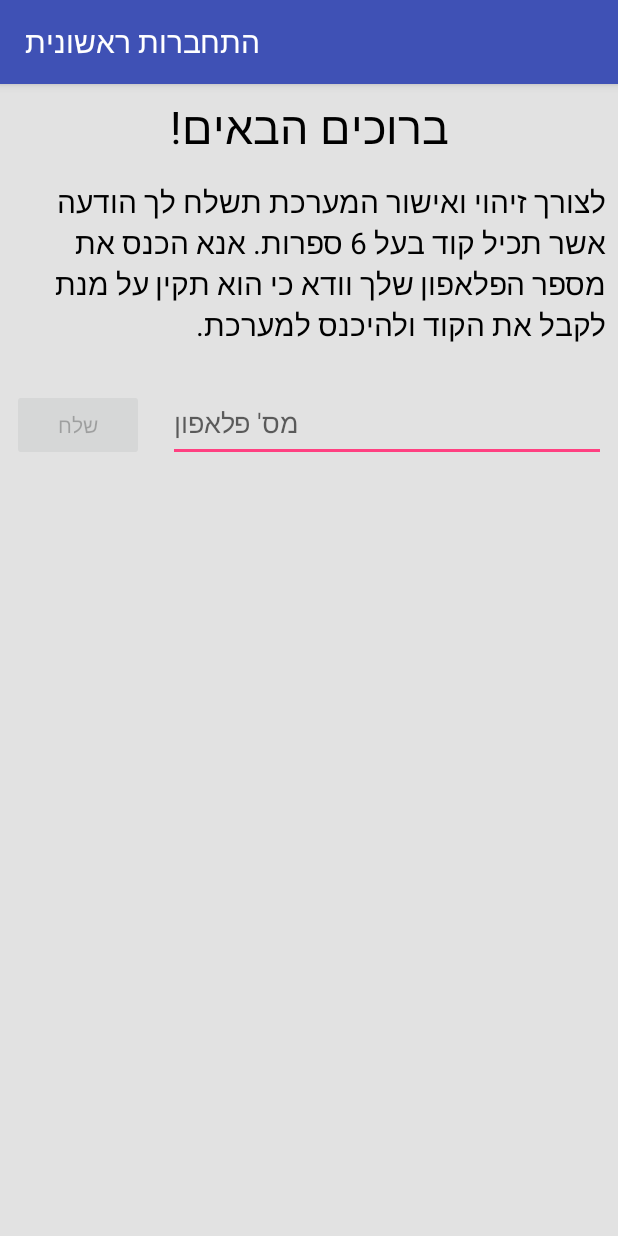
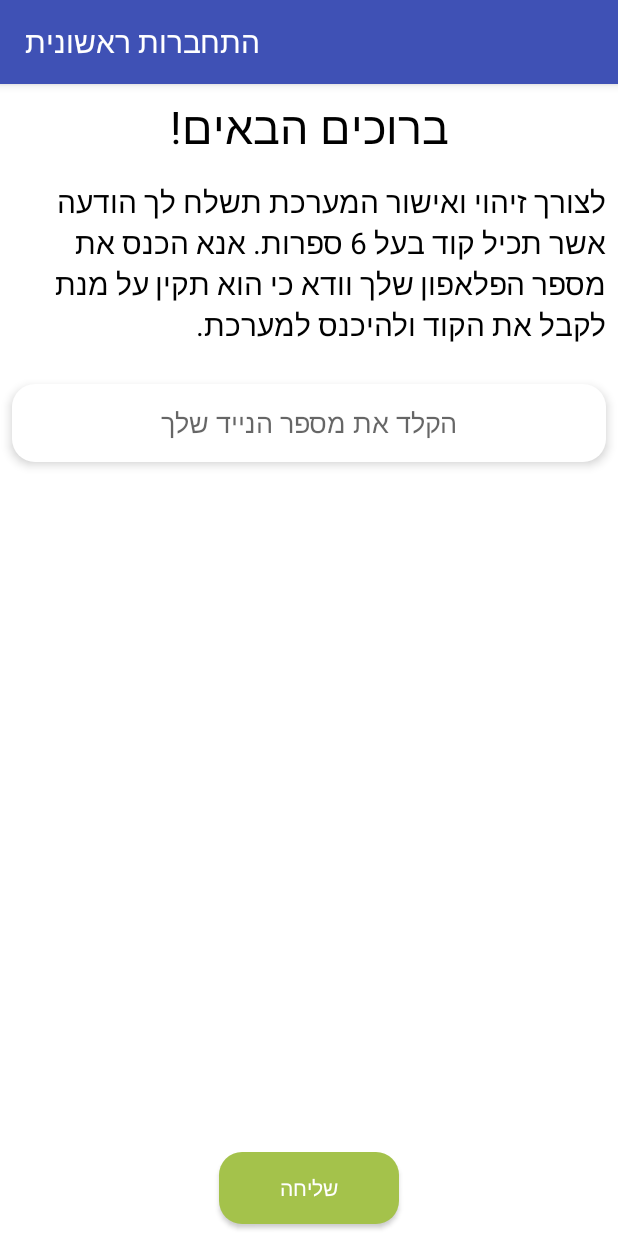
Before and after one commit to dordots/Yedidim, an Android app: the screen it shows after launch (LoginActivity), on a phone screen of 412 x 824 dp. Run offline under Robolectric (Android 15) with nearby library versions, the phone set to English and light mode, and no system bars; our stand-ins replace ButterKnife, Dagger/Hilt's generated code, Firebase (no records; nobody signed in at launch, a user with empty details on screens opened directly), RxJava, Timber; libraries missing offline, so code that uses them is left out: com.jakewharton.rxbinding2; 3 statements that could not run were skipped.

Commit message:
adapt UI to the final design. adapt flow of the SMS verification ( still not working properly)

```diff
--- a/app/src/main/java/com/startach/yedidim/Activity/SplashScreenActivity.java
+++ b/app/src/main/java/com/startach/yedidim/Activity/SplashScreenActivity.java
@@ -49,5 +49,6 @@ public class SplashScreenActivity extends AppCompatActivity {
         Intent loginIntent = new Intent(this, activityClass);
         loginIntent.addFlags(Intent.FLAG_ACTIVITY_CLEAR_TOP);
         startActivity(loginIntent);
+        finish();
     }
 }
--- a/app/src/main/java/com/startach/yedidim/LoginActivity.java
+++ b/app/src/main/java/com/startach/yedidim/LoginActivity.java
@@ -2,11 +2,12 @@ package com.startach.yedidim;
 
 import android.content.Intent;
 import android.os.Bundle;
+import android.support.annotation.NonNull;
 import android.support.v7.app.AppCompatActivity;
 import android.view.View;
 import android.widget.Button;
 import android.widget.EditText;
-import android.widget.LinearLayout;
+import android.widget.TextView;
 import android.widget.Toast;
 
 import com.jakewharton.rxbinding2.view.RxView;
@@ -23,9 +24,11 @@ import javax.inject.Inject;
 
 import butterknife.BindView;
 import butterknife.ButterKnife;
+import io.reactivex.SingleSource;
 import io.reactivex.android.schedulers.AndroidSchedulers;
 import io.reactivex.disposables.CompositeDisposable;
 import io.reactivex.functions.Consumer;
+import io.reactivex.functions.Function;
 import timber.log.Timber;
 
 public class LoginActivity extends AppCompatActivity {
@@ -33,23 +36,25 @@ public class LoginActivity extends AppCompatActivity {
     @BindView(R.id.phoneField)
     EditText m_PhoneField;
 
-    @BindView(R.id.send_sms_button)
-    Button m_SendSMSButton;
+    @BindView(R.id.send_phone_button)
+    Button m_SendPhoneButton;
 
     @BindView(R.id.codeField)
     EditText m_CodeField;
 
-    @BindView(R.id.send_code_button)
-    Button m_SendCodeButton;
+    @BindView(R.id.error_msg)
+    TextView m_ErrorMsg;
 
-    @BindView(R.id.code_field_layout)
-    LinearLayout codeFieldLayout;
+    @BindView(R.id.resend_code)
+    TextView m_ResendCode;
 
 
     @Inject
     LoginActivityViewModel loginActivityViewModel;
 
     CompositeDisposable allObsevables = new CompositeDisposable();
+
+    Boolean phoneMode = true;
 
     @Override
     protected void onCreate(Bundle savedInstanceState) {
@@ -60,42 +65,36 @@ public class LoginActivity extends AppCompatActivity {
                 .newLoginActivitySubComponent(new LoginActivityModule(this), new AuthModule())
                 .inject(this);
 
-        m_PhoneField.setVisibility(View.INVISIBLE);
-        m_SendSMSButton.setEnabled(false);
-        codeFieldLayout.setVisibility(View.INVISIBLE);
-
-        loginActivityViewModel.checkIfAuthenticated()
-                .subscribe(aBoolean -> {
-                    Timber.d("Auth : %s", aBoolean);
-                    m_PhoneField.setVisibility(aBoolean ? View.INVISIBLE : View.VISIBLE);
-                    if (aBoolean) {
-                        loadMainApplicationActivity();
-                    }
-                });
+        setPhoneMode(phoneMode);
+        showError("");
 
         RxTextView.textChanges(m_PhoneField).skip(1)
                 .map(loginActivityViewModel::validNumber)
                 .subscribe(aBoolean -> {
-                    m_SendSMSButton.setEnabled(aBoolean);
+                    m_SendPhoneButton.setEnabled(aBoolean);
                     if (aBoolean) {
-                        m_PhoneField.setError(null);
+                        showError("");
                     } else
-                        m_PhoneField.setError(getString(R.string.invalide_phone_number));
+                        showError(getString(R.string.invalide_number));
                 });
 
-        RxView.clicks(m_SendSMSButton)
-                .throttleFirst(5, TimeUnit.SECONDS)
-                .map(click -> m_PhoneField.getText().toString())
-                .flatMapSingle(number -> loginActivityViewModel.verifyPhoneNumberInServer(number))
+        RxView.clicks(m_SendPhoneButton)
+                .throttleFirst(2, TimeUnit.SECONDS)
+                .map(click -> phoneMode
+                        ? m_PhoneField.getText().toString()
+                        : m_CodeField.getText().toString()
+                )
+                .switchMapSingle(handleSendButton())
                 .observeOn(AndroidSchedulers.mainThread())
                 .subscribe(authResultMapper);
+    }
 
-        RxView.clicks(m_SendCodeButton)
-                .throttleFirst(5, TimeUnit.SECONDS)
-                .map(click -> m_CodeField.getText().toString())
-                .flatMapSingle(code -> loginActivityViewModel.verifyCodeInServer(code))
-                .observeOn(AndroidSchedulers.mainThread())
-                .subscribe(authResultMapper);
+    @NonNull
+    private Function<String, SingleSource<? extends AuthState>> handleSendButton() {
+        Timber.d("Number state : %s" , phoneMode.toString());
+        return (phoneMode)
+                ? number -> loginActivityViewModel.verifyPhoneNumberInServer(number)
+                : code -> loginActivityViewModel.verifyCodeInServer(code);
     }
 
     final Consumer<AuthState> authResultMapper =
@@ -103,25 +102,40 @@ public class LoginActivity extends AppCompatActivity {
                 showResults(results);
                 if (results.equals(AuthState.Success)) {
                     loadMainApplicationActivity();
+                } else if (results.equals(AuthState.UnregisteredUser)) {
+                    showError(getResources().getString(R.string.unknown_phone_number));
                 } else if (results.equals(AuthState.Failure)) {
-
+                    showError(getResources().getString(R.string.invalide_number));
                 } else if (results.equals(AuthState.CodeSent)) {
-                    codeFieldLayout.setVisibility(View.VISIBLE);
+                    phoneMode = false;
+                    setPhoneMode(phoneMode);
+                    showError("");
                 }
             };
+
+    private void loadMainApplicationActivity() {
+        Intent intent = new Intent(this,MainPageActivity.class);
+        intent.setFlags(Intent.FLAG_ACTIVITY_CLEAR_TOP);
+        startActivity(intent);
+        finish();
+    }
 
     private void showResults(AuthState results) {
         Toast.makeText(this, "Results : " + results.toString(), Toast.LENGTH_SHORT).show();
     }
-//     authEntity.verifyPhoneNumber(m_PhoneField.getText().toString())
-//            .subscribeOn(io.reactivex.schedulers.Schedulers.io())
-//            .observeOn(AndroidSchedulers.mainThread())
-//            .subscribe(authState -> Toast.makeText(getApplicationContext(), authState.toString(), Toast.LENGTH_SHORT).show());
 
+    private void setPhoneMode(Boolean phoneMode){
+        m_CodeField.setVisibility(phoneMode ? View.GONE : View.VISIBLE);
+        m_PhoneField.setVisibility(phoneMode ? View.VISIBLE : View.GONE);
+        m_ResendCode.setVisibility(phoneMode ? View.GONE : View.VISIBLE);
 
-    private void loadMainApplicationActivity() {
-        final Intent mainPage = new Intent(getApplicationContext(), MainPageActivity.class);
-        startActivity(mainPage);
+    }
+
+    private void showError(String errorMsg){
+        m_PhoneField.setTextColor(errorMsg.isEmpty()
+                ? getResources().getColor(R.color.colorPrimary)
+                : getResources().getColor(R.color.error_red));
+            m_ErrorMsg.setText(errorMsg);
     }
 
 
--- a/app/src/main/java/com/startach/yedidim/LoginActivityViewModel.java
+++ b/app/src/main/java/com/startach/yedidim/LoginActivityViewModel.java
@@ -13,8 +13,6 @@ public interface LoginActivityViewModel {
 
     boolean validNumber(CharSequence phoneNumber);
 
-    Single<Boolean> checkIfAuthenticated();
-
     Single<AuthState> verifyPhoneNumberInServer(String phoneNumber);
 
     Single<AuthState> verifyCodeInServer(String code);
--- a/app/src/main/java/com/startach/yedidim/LoginActivityViewModelImpl.java
+++ b/app/src/main/java/com/startach/yedidim/LoginActivityViewModelImpl.java
@@ -30,12 +30,6 @@ public class LoginActivityViewModelImpl implements LoginActivityViewModel {
     }
 
     @Override
-    public Single<Boolean> checkIfAuthenticated() {
-        return Single.just(false);
-//        return authEntity.isAuthenticated();
-    }
-
-    @Override
     public Single<AuthState> verifyPhoneNumberInServer(String phoneNumber) {
         return authEntity.verifyPhoneNumber(phoneNumber);
     }
--- /dev/null
+++ b/app/src/main/res/drawable/rounded_button.xml
@@ -0,0 +1,11 @@
+<?xml version="1.0" encoding="utf-8"?>
+<!--  res/drawable/rounded_edittext.xml -->
+<shape xmlns:android="http://schemas.android.com/apk/res/android"
+    android:shape="rectangle" android:padding="10dp">
+    <solid android:color="#a4c24b"/>
+    <corners
+        android:bottomRightRadius="15dp"
+        android:bottomLeftRadius="15dp"
+        android:topLeftRadius="15dp"
+        android:topRightRadius="15dp"/>
+</shape>
--- /dev/null
+++ b/app/src/main/res/drawable/rounded_edittext.xml
@@ -0,0 +1,11 @@
+<?xml version="1.0" encoding="utf-8"?>
+<!--  res/drawable/rounded_edittext.xml -->
+<shape xmlns:android="http://schemas.android.com/apk/res/android"
+    android:shape="rectangle" android:padding="10dp">
+    <solid android:color="#FFFFFF"/>
+    <corners
+        android:bottomRightRadius="15dp"
+        android:bottomLeftRadius="15dp"
+        android:topLeftRadius="15dp"
+        android:topRightRadius="15dp"/>
+</shape>
--- a/app/src/main/res/layout/activity_login.xml
+++ b/app/src/main/res/layout/activity_login.xml
@@ -4,7 +4,7 @@
     xmlns:tools="http://schemas.android.com/tools"
     android:layout_width="match_parent"
     android:layout_height="match_parent"
-    android:background="#e2e2e2"
+    android:background="#ffffff"
     android:orientation="vertical"
     tools:context="com.startach.yedidim.LoginActivity">
 
@@ -30,54 +30,65 @@
 
     <LinearLayout
         android:layout_width="match_parent"
-        android:layout_height="wrap_content"
+        android:layout_height="0dp"
+        android:layout_weight="1"
         android:layoutDirection="rtl"
-        android:orientation="horizontal">
+        android:orientation="vertical"
+        android:gravity="center_horizontal"
+        android:weightSum="1">
 
         <EditText
             android:id="@+id/phoneField"
-            android:layout_width="0dp"
+            android:layout_width="match_parent"
             android:layout_height="52dp"
             android:layout_margin="8dp"
-            android:layout_weight="1"
-            android:hint="@string/phone_number"
+            android:textAlignment="center"
+            android:hint="@string/enter_phone_number"
             android:inputType="phone"
+            android:background="@drawable/rounded_edittext"
+            android:elevation="4dp"
             android:text="" />
-
-        <Button
-            android:id="@+id/send_sms_button"
-            android:layout_width="88dp"
-            android:layout_height="wrap_content"
-            android:layout_margin="8dp"
-            android:text="@string/Send" />
-
-    </LinearLayout>
-
-    <LinearLayout
-        android:id="@+id/code_field_layout"
-        android:layout_width="match_parent"
-        android:layout_height="wrap_content"
-        android:layoutDirection="rtl"
-        android:orientation="horizontal">
-
         <EditText
             android:id="@+id/codeField"
-            android:layout_width="0dp"
+            android:layout_width="match_parent"
             android:layout_height="52dp"
             android:layout_margin="8dp"
-            android:layout_weight="1"
-            android:hint="@string/phone_number"
+            android:textAlignment="center"
+            android:hint="@string/enter_code"
             android:inputType="phone"
+            android:background="@drawable/rounded_edittext"
+            android:elevation="4dp"
             android:text="" />
+        <TextView
+            android:layout_width="match_parent"
+            android:layout_height="wrap_content"
+            android:textColor="@color/error_red"
+            android:layout_margin="30dp"
+            android:id="@+id/error_msg"
+            android:textAlignment="center"
+            android:text="@string/unknown_phone_number"/>
 
-        <Button
-            android:id="@+id/send_code_button"
-            android:layout_width="88dp"
-            android:layout_height="wrap_content"
-            android:layout_margin="8dp"
-            android:text="@string/Send" />
+
 
     </LinearLayout>
 
 
+    <Button
+        android:id="@+id/send_phone_button"
+        android:layout_width="120dp"
+        android:layout_height="wrap_content"
+        android:layout_margin="8dp"
+        android:background="@drawable/rounded_button"
+        android:layout_gravity="center_horizontal"
+        android:textColor="@color/white"
+        android:text="@string/Send" />
+
+    <TextView
+        android:layout_width="match_parent"
+        android:layout_height="wrap_content"
+
+        android:id="@+id/resend_code"
+        android:textAlignment="center"
+        android:text="@string/resend_sms"/>
+
 </LinearLayout>
--- a/app/src/main/res/values/colors.xml
+++ b/app/src/main/res/values/colors.xml
@@ -4,4 +4,6 @@
     <color name="colorPrimaryDark">#303F9F</color>
     <color name="colorAccent">#FF4081</color>
     <color name="mainBackgroundColor">#0F415E</color>
+    <color name="white">#ffffff</color>
+    <color name="error_red">#f189a3</color>
 </resources>
--- a/app/src/main/res/values/strings.xml
+++ b/app/src/main/res/values/strings.xml
@@ -11,6 +11,7 @@
     <string name="first_code_hint">הכנס קוד ראשוני</string>
     <string name="first_code_check">בצע אימות</string>
     <string name="phone_number">מס\' פלאפון</string>
+    <string name="enter_phone_number">הקלד את מספר הנייד שלך</string>
     <string name="verify_code">אישור קוד</string>
 
     <!--this belongs to the personal information activity-->
@@ -75,12 +76,15 @@
     <string name="send_code_again_text"><a href="">שלח קוד אישי פעם נוספת</a></string>
     <string name="permission_read_phone_state">בקשת הרשאה לקריאת מספר המכשיר</string>
     <string name="permissions_not_granted_read_phone">לא ניתנה הרשאה לקריאת מספר המכשיר</string>
-    <string name="invalide_phone_number">מס\' פלאפון לא תקין!</string>
+    <string name="invalide_number">הזנת מספר לא תקין אנא נסה שוב</string>
     <string name="server_access_error">שגיאה גישה לשרת!!</string>
     <string name="aboutus">ארגון מתנדבים בפריסה ארצית ממטולה ועד אילת, הארגון מספק כל עזרה ראשונה שאינה רפואית ללא הבדל דת, גזע, ומין, וללא כל תמורה, במשך 24 שעות ביממה. 6 ימים בשבוע חשיבותו של הארגון מתבטאת במקרים בהם אנשי מקצוע או כלים מתאימים אינם בנמצא.</string>
     <string name="day_default">day default</string>
-    <string name="Send">שלח</string>
+    <string name="Send">שליחה</string>
     <string name="code_recieved">קוד שהתקבל בהודעה</string>
+    <string name="resend_sms">לא קיבלתי מסרון, שלח מסרון חדש</string>
+    <string name="enter_code">הזן קוד בן 4 ספרות שתקבל כעת במסרון</string>
+    <string name="unknown_phone_number">אנחנו לא מזהים אותך במאגר, אנא בדוק שהמספר שהזנת תקין</string>
 
 
     <string-array name="days_array">
```
